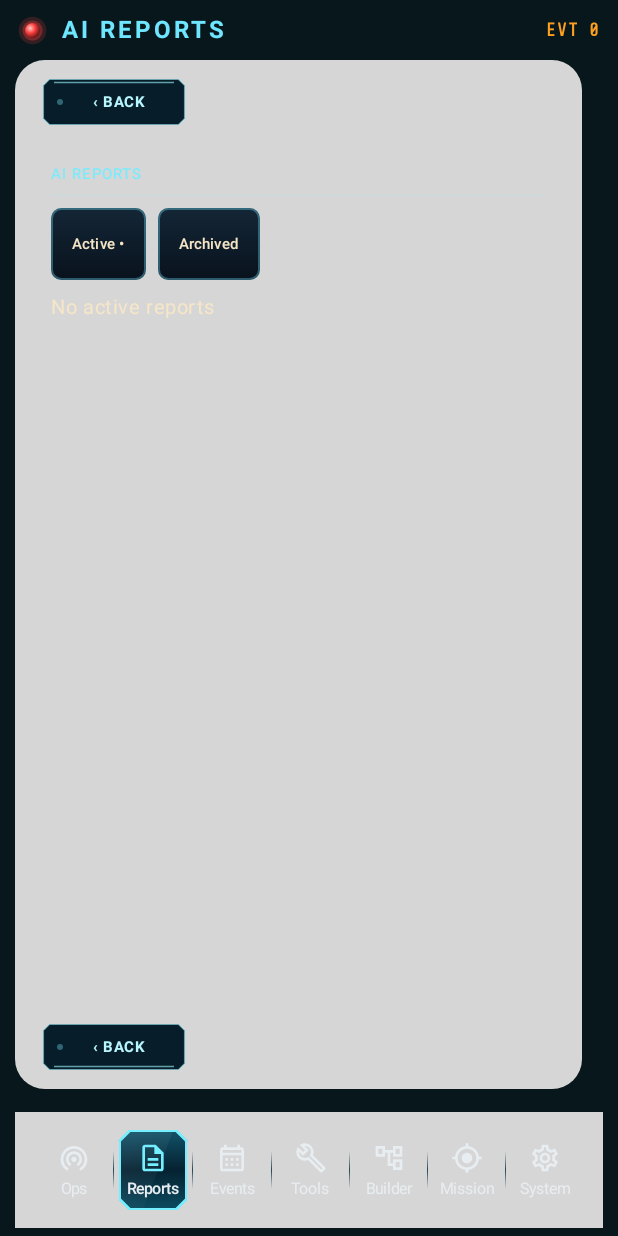
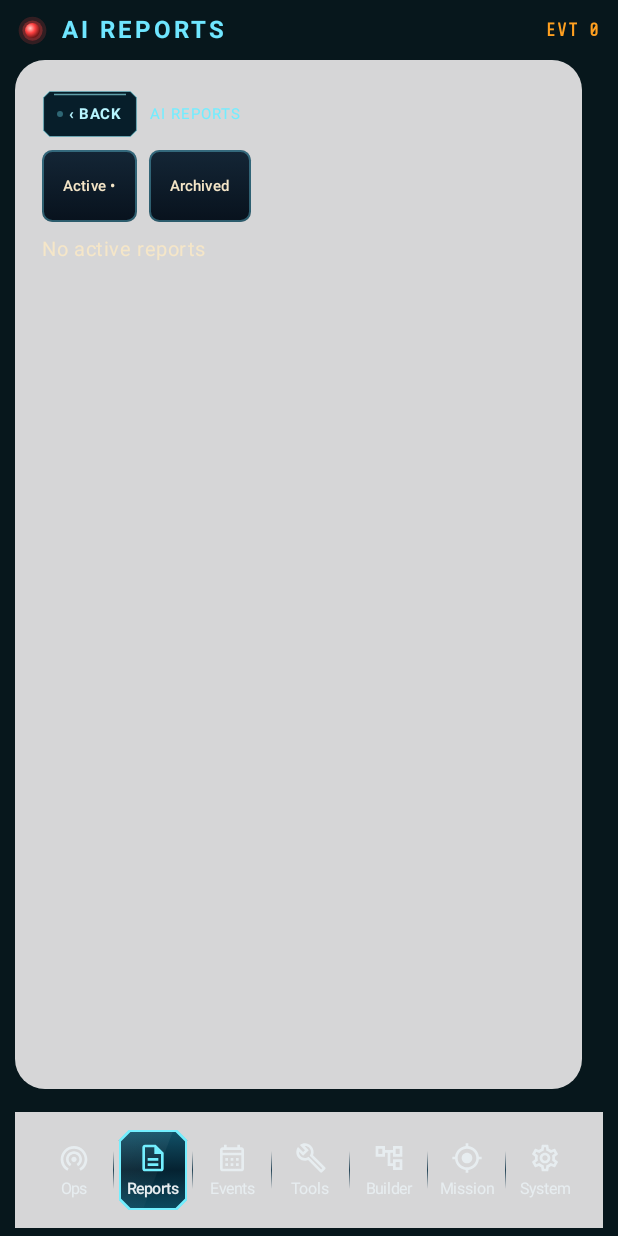
Before and after one commit to mikevan/Vixen, an Android app built with Jetpack Compose: the screen it shows after launch (MainActivity), item 2 of the bottom bar chosen, on a phone screen of 412 x 824 dp. Run offline under Robolectric (Android 15) with nearby library versions, the phone set to English and light mode, and no system bars.

Commit message:
Remove redundant route frames and integrate Back into content headers

```diff
--- a/android/app/build.gradle.kts
+++ b/android/app/build.gradle.kts
@@ -26,10 +26,10 @@ android {
         targetSdk = 36
         // Build 111: Android-compatible summary placeholders, on-device practice regression.
         // Build 110: visual report rules and a reproducible, labeled Builder practice capture.
-        versionCode = 144
+        versionCode = 145
         buildConfigField("boolean", "LT_ARM_DOTPROD_EXPERIMENT", "false")
         buildConfigField("boolean", "LT_ARM_I8MM_EXPERIMENT", "false")
-        versionName = "0.1.144-beta.1"
+        versionName = "0.1.145-beta.1"
         // build 88: analytic pipeline slice 1 - workflow wiring files (deauth triage shipped), engine, seven checks + verdict, frame fabricator fixtures, read-only Builder viewer, TRIAGE on event detail
         // build 87: MISSION wired to the Hunter (SetSensors allow-list), presets check their sensors, sensors grouped, EAPOL listed; OPS "Select Sensors" (All Sensors / Only Deauth) is a shortcut into MISSION
         // build 86: watch to cool steel, teal ground, toward the OPS comp; six destinations (OPS, EVENTS, TOOLS, BUILDER, MISSION, SYSTEM)
--- a/android/app/src/main/java/com/projectrevivesolutions/layertime/controller/ui/AiReportsScreen.kt
+++ b/android/app/src/main/java/com/projectrevivesolutions/layertime/controller/ui/AiReportsScreen.kt
@@ -14,6 +14,7 @@ import androidx.compose.ui.Modifier
 import androidx.compose.ui.graphics.Color
 import androidx.compose.ui.platform.LocalContext
 import androidx.compose.ui.unit.dp
+import androidx.compose.ui.unit.sp
 import com.projectrevivesolutions.layertime.controller.signatures.SignatureReportStore
 import kotlinx.coroutines.Dispatchers
 import kotlinx.coroutines.launch
@@ -33,8 +34,12 @@ import kotlinx.coroutines.withContext
             Toast.makeText(context,if(result.isSuccess)"Report exported" else "Could not export report",Toast.LENGTH_LONG).show()
         }
     }
-    Column(Modifier.fillMaxSize().padding(12.dp),verticalArrangement=Arrangement.spacedBy(8.dp)) {
-        AiReportHeading("AI REPORTS")
+    OpsTelemetryHousing(Modifier.fillMaxSize()) {
+    Column(Modifier.fillMaxSize().padding(start=18.dp,end=18.dp,top=20.dp,bottom=24.dp),verticalArrangement=Arrangement.spacedBy(8.dp)) {
+        Row(horizontalArrangement=Arrangement.spacedBy(8.dp),verticalAlignment=androidx.compose.ui.Alignment.CenterVertically) {
+            PageBackControl()
+            Text("AI REPORTS",color=ReportCyan,style=ReportType.copy(letterSpacing=.8.sp))
+        }
         Row(horizontalArrangement=Arrangement.spacedBy(8.dp)) {
             AiReportAction(if(!archived)"Active •" else "Active"){archived=false}
             AiReportAction(if(archived)"Archived •" else "Archived"){archived=true}
@@ -42,14 +47,16 @@ import kotlinx.coroutines.withContext
         val visible=reports.filter {it.archived==archived}
         if(visible.isEmpty())Text(if(archived)"No archived reports" else "No active reports")
         LazyColumn(Modifier.weight(1f),verticalArrangement=Arrangement.spacedBy(8.dp)) {
-            items(visible,key={it.id}){report->AiReportWindow(Modifier.fillMaxWidth()) {
+            items(visible,key={it.id}){report->Column(Modifier.fillMaxWidth().padding(vertical=8.dp),verticalArrangement=Arrangement.spacedBy(4.dp)) {
                     Text(reportTime(report.completedEpochMs),style=MaterialTheme.typography.titleSmall)
                     Text("Report ${report.id.take(8)} · Hunter session ${report.sessions}",style=MaterialTheme.typography.labelSmall)
                     Text(report.status,color=ReportCyan,style=MaterialTheme.typography.labelSmall)
                     Text(reportWording(report.finding ?: "No accepted finding saved."),style=MaterialTheme.typography.bodySmall)
                     AiReportAction("Open report"){selectedId=report.id}
+                    HorizontalDivider(color=ReportCyan.copy(alpha=.22f),thickness=.5.dp)
             }}
         }
+    }
     }
     reports.find {it.id==selectedId}?.let {report->AlertDialog(containerColor=Color(0xFF071E2A),titleContentColor=ReportCyan,textContentColor=ReportInk,shape=CutCornerShape(12.dp),modifier=Modifier.border(.8.dp,ReportCyan.copy(alpha=.5f),CutCornerShape(12.dp)),onDismissRequest={selectedId=null},title={Text("Report ${report.id.take(8)}")},text={LazyColumn {item {
         Text(reportTime(report.completedEpochMs));Text("Hunter session ${report.sessions}")
--- a/android/app/src/main/java/com/projectrevivesolutions/layertime/controller/ui/BuilderScreen.kt
+++ b/android/app/src/main/java/com/projectrevivesolutions/layertime/controller/ui/BuilderScreen.kt
@@ -252,6 +252,7 @@ fun BuilderScreen(onWireshark:()->Unit={},onTimeline:()->Unit={}) {
         Column(Modifier.fillMaxSize().padding(start=18.dp,end=18.dp,top=20.dp,bottom=20.dp),
             verticalArrangement=Arrangement.spacedBy(8.dp)) {
             Row(Modifier.fillMaxWidth(),verticalAlignment=Alignment.CenterVertically,horizontalArrangement=Arrangement.spacedBy(4.dp)) {
+                PageBackControl()
                 Text("WORKSPACE",color=BuilderInk,style=BuilderType.copy(letterSpacing=.5.sp),modifier=Modifier.weight(1f))
                 BuilderControl("Zoom out",Icons.Outlined.Remove,zoom>BuilderViewport.MIN_ZOOM) {
                     if(vw>0f)update(current().transform(1f/1.25f,vw/2f,vh/2f,0f,0f,vw,vh,worldWidth,worldHeight))}
--- a/android/app/src/main/java/com/projectrevivesolutions/layertime/controller/ui/EventsScreen.kt
+++ b/android/app/src/main/java/com/projectrevivesolutions/layertime/controller/ui/EventsScreen.kt
@@ -50,6 +50,7 @@ fun EventsScreen(events:List<EventRow>,emptyMessage:String,onImport:()->Unit,onO
         Column(Modifier.fillMaxSize().padding(start=18.dp,end=18.dp,top=20.dp,bottom=24.dp),
             verticalArrangement=Arrangement.spacedBy(8.dp)) {
             Row(Modifier.fillMaxWidth(),verticalAlignment=Alignment.CenterVertically) {
+                PageBackControl()
                 Text("DETECTIONS  /",color=EventsInk,style=EventsType.copy(fontSize=12.sp,lineHeight=15.sp,letterSpacing=.6.sp))
                 Text("  ${events.size}",color=EventsGold,style=EventsType.copy(fontSize=12.sp,lineHeight=15.sp,fontWeight=FontWeight.Medium))
                 Spacer(Modifier.weight(1f))
--- a/android/app/src/main/java/com/projectrevivesolutions/layertime/controller/ui/MissionScreen.kt
+++ b/android/app/src/main/java/com/projectrevivesolutions/layertime/controller/ui/MissionScreen.kt
@@ -72,6 +72,7 @@ fun MissionScreen(selected:Set<Int>,link:MissionLink,onSelectionChange:(Set<Int>
         Column(Modifier.fillMaxSize().padding(start=18.dp,end=18.dp,top=20.dp,bottom=24.dp),
             verticalArrangement=Arrangement.spacedBy(8.dp)) {
             Row(Modifier.fillMaxWidth(),verticalAlignment=Alignment.CenterVertically) {
+                PageBackControl()
                 Text("MISSION CONFIGURATION",color=MissionInk,style=MissionType.copy(fontSize=12.sp,lineHeight=15.sp,letterSpacing=.5.sp),modifier=Modifier.weight(1f))
                 Text("///",color=MissionCyan.copy(alpha=.6f),style=MissionType.copy(letterSpacing=1.sp))
             }
--- a/android/app/src/main/java/com/projectrevivesolutions/layertime/controller/ui/SectionWindow.kt
+++ b/android/app/src/main/java/com/projectrevivesolutions/layertime/controller/ui/SectionWindow.kt
@@ -26,7 +26,7 @@ private object FrameRailFeedback {var pressedAt by mutableLongStateOf(0L)}
 
 /** Recessed, fully enclosed back key inside its parent housing. */
 @Composable
-internal fun FrameBackControl(bottom:Boolean=false,onBack:()->Unit) {
+internal fun FrameBackControl(bottom:Boolean=false,compact:Boolean=false,onBack:()->Unit) {
     val pulse=remember {Animatable(0f)}
     val view=LocalView.current
     val tone=remember {runCatching {ToneGenerator(AudioManager.STREAM_SYSTEM,20)}.getOrNull()}
@@ -37,7 +37,7 @@ internal fun FrameBackControl(bottom:Boolean=false,onBack:()->Unit) {
             pulse.snapTo(1f);pulse.animateTo(.15f,tween(55));pulse.animateTo(1f,tween(55));pulse.animateTo(0f,tween(240))
         }
     }
-    Box(Modifier.width(96.dp).height(32.dp).clickable(role=Role.Button,onClickLabel="Back") {
+    Box(Modifier.width(if(compact)64.dp else 96.dp).height(32.dp).clickable(role=Role.Button,onClickLabel="Back") {
         FrameRailFeedback.pressedAt=android.os.SystemClock.uptimeMillis()
         view.performHapticFeedback(HapticFeedbackConstants.VIRTUAL_KEY)
         if(Settings.System.getInt(view.context.contentResolver,Settings.System.SOUND_EFFECTS_ENABLED,1)==1)
@@ -66,13 +66,14 @@ internal fun FrameBackControl(bottom:Boolean=false,onBack:()->Unit) {
     }
 }
 
-/** Shared housing and rail controls around every phone/tablet route. */
+/** Routes supply navigation; the existing content housing owns its back key. */
+internal val LocalPageBack=staticCompositionLocalOf<(() -> Unit)?> {null}
+
+@Composable internal fun PageBackControl() {
+    LocalPageBack.current?.let {FrameBackControl(compact=true,onBack=it)}
+}
+
 @Composable
 internal fun SectionWindow(framed:Boolean,onBack:()->Unit,content:@Composable ()->Unit) {
-    if(!framed){content();return}
-    OpsTelemetryHousing(Modifier.fillMaxSize(),compact=true) {
-        Box(Modifier.fillMaxSize().padding(start=12.dp,end=12.dp,top=58.dp,bottom=58.dp)){content()}
-        Box(Modifier.align(Alignment.TopStart).padding(start=18.dp,top=12.dp)){FrameBackControl(onBack=onBack)}
-        Box(Modifier.align(Alignment.BottomStart).padding(start=18.dp,bottom=12.dp)){FrameBackControl(bottom=true,onBack=onBack)}
-    }
+    CompositionLocalProvider(LocalPageBack provides if(framed)onBack else null) {content()}
 }
--- a/android/app/src/main/java/com/projectrevivesolutions/layertime/controller/ui/SystemScreen.kt
+++ b/android/app/src/main/java/com/projectrevivesolutions/layertime/controller/ui/SystemScreen.kt
@@ -55,6 +55,7 @@ fun SystemModule(title:String,icon:ImageVector=Icons.Outlined.Settings,status:Co
             Column(Modifier.fillMaxWidth().padding(start=18.dp,end=18.dp,top=18.dp,bottom=22.dp),
                 verticalArrangement=Arrangement.spacedBy(7.dp)) {
                 Row(Modifier.fillMaxWidth(),verticalAlignment=Alignment.CenterVertically,horizontalArrangement=Arrangement.spacedBy(7.dp)) {
+                    if(title=="POSITION")PageBackControl()
                     if(status!=null) Box(Modifier.size(6.dp).background(status,CircleShape))
                     else Icon(icon,null,tint=SysCyan,modifier=Modifier.size(15.dp))
                     Text(title,color=SysInk,style=SysType.copy(fontSize=12.sp,lineHeight=15.sp,letterSpacing=.7.sp),modifier=Modifier.weight(1f))
--- a/android/app/src/main/java/com/projectrevivesolutions/layertime/controller/ui/ToolsScreen.kt
+++ b/android/app/src/main/java/com/projectrevivesolutions/layertime/controller/ui/ToolsScreen.kt
@@ -39,6 +39,7 @@ fun ToolsScreen(onWireshark:()->Unit,onTimeline:()->Unit) {
     OpsTelemetryHousing(Modifier.fillMaxSize()) {
         LazyColumn(Modifier.fillMaxSize().padding(start=16.dp,end=16.dp,top=18.dp,bottom=24.dp),
             verticalArrangement=Arrangement.spacedBy(0.dp)) {
+            item {PageBackControl()}
             item {ToolCard(LayerTool.WIRESHARK,onWireshark)}
             item {ToolCard(LayerTool.ATTACK_TIMELINE,onTimeline)}
             item {
```
Also changed, not shown: 1 other file.
